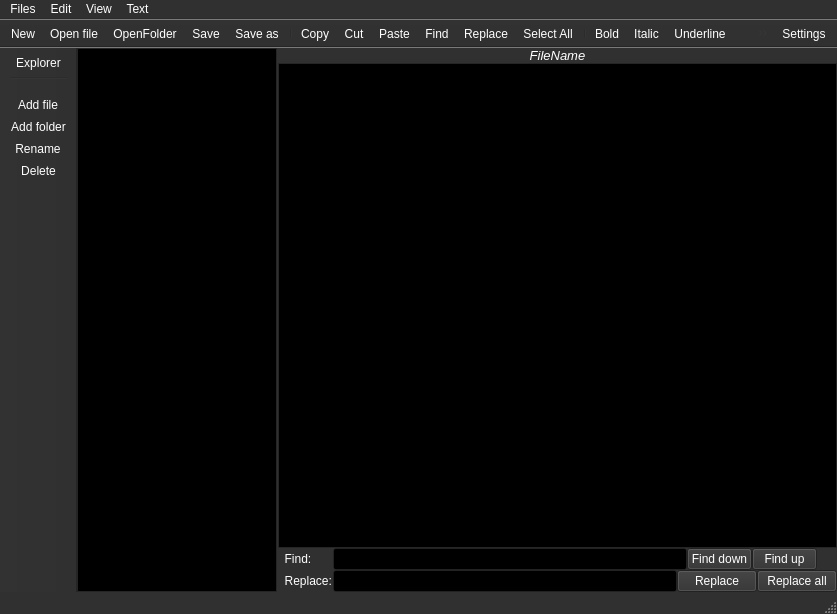
Qt form mainwindow.ui (vorobeyka/TextEditor) before a commit.
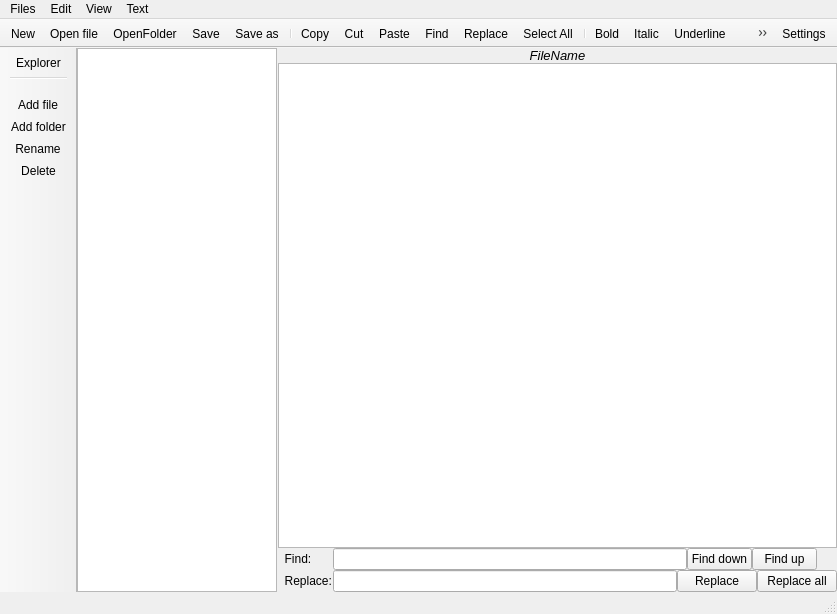
The same form after that commit. Icons and pictures are not drawn.

Diff of the .ui file:
```diff
--- a/mainwindow.ui
+++ b/mainwindow.ui
@@ -16,448 +16,6 @@
     <height>480</height>
    </size>
   </property>
-  <property name="palette">
-   <palette>
-    <active>
-     <colorrole role="WindowText">
-      <brush brushstyle="SolidPattern">
-       <color alpha="255">
-        <red>255</red>
-        <green>255</green>
-        <blue>255</blue>
-       </color>
-      </brush>
-     </colorrole>
-     <colorrole role="Button">
-      <brush brushstyle="SolidPattern">
-       <color alpha="255">
-        <red>48</red>
-        <green>48</green>
-        <blue>48</blue>
-       </color>
-      </brush>
-     </colorrole>
-     <colorrole role="Light">
-      <brush brushstyle="SolidPattern">
-       <color alpha="255">
-        <red>72</red>
-        <green>72</green>
-        <blue>72</blue>
-       </color>
-      </brush>
-     </colorrole>
-     <colorrole role="Midlight">
-      <brush brushstyle="SolidPattern">
-       <color alpha="255">
-        <red>60</red>
-        <green>60</green>
-        <blue>60</blue>
-       </color>
-      </brush>
-     </colorrole>
-     <colorrole role="Dark">
-      <brush brushstyle="SolidPattern">
-       <color alpha="255">
-        <red>24</red>
-        <green>24</green>
-        <blue>24</blue>
-       </color>
-      </brush>
-     </colorrole>
-     <colorrole role="Mid">
-      <brush brushstyle="SolidPattern">
-       <color alpha="255">
-        <red>32</red>
-        <green>32</green>
-        <blue>32</blue>
-       </color>
-      </brush>
-     </colorrole>
-     <colorrole role="Text">
-      <brush brushstyle="SolidPattern">
-       <color alpha="255">
-        <red>255</red>
-        <green>255</green>
-        <blue>255</blue>
-       </color>
-      </brush>
-     </colorrole>
-     <colorrole role="BrightText">
-      <brush brushstyle="SolidPattern">
-       <color alpha="255">
-        <red>255</red>
-        <green>255</green>
-        <blue>255</blue>
-       </color>
-      </brush>
-     </colorrole>
-     <colorrole role="ButtonText">
-      <brush brushstyle="SolidPattern">
-       <color alpha="255">
-        <red>255</red>
-        <green>255</green>
-        <blue>255</blue>
-       </color>
-      </brush>
-     </colorrole>
-     <colorrole role="Base">
-      <brush brushstyle="SolidPattern">
-       <color alpha="255">
-        <red>0</red>
-        <green>0</green>
-        <blue>0</blue>
-       </color>
-      </brush>
-     </colorrole>
-     <colorrole role="Window">
-      <brush brushstyle="SolidPattern">
-       <color alpha="255">
-        <red>48</red>
-        <green>48</green>
-        <blue>48</blue>
-       </color>
-      </brush>
-     </colorrole>
-     <colorrole role="Shadow">
-      <brush brushstyle="SolidPattern">
-       <color alpha="255">
-        <red>0</red>
-        <green>0</green>
-        <blue>0</blue>
-       </color>
-      </brush>
-     </colorrole>
-     <colorrole role="AlternateBase">
-      <brush brushstyle="SolidPattern">
-       <color alpha="255">
-        <red>24</red>
-        <green>24</green>
-        <blue>24</blue>
-       </color>
-      </brush>
-     </colorrole>
-     <colorrole role="ToolTipBase">
-      <brush brushstyle="SolidPattern">
-       <color alpha="255">
-        <red>255</red>
-        <green>255</green>
-        <blue>220</blue>
-       </color>
-      </brush>
-     </colorrole>
-     <colorrole role="ToolTipText">
-      <brush brushstyle="SolidPattern">
-       <color alpha="255">
-        <red>0</red>
-        <green>0</green>
-        <blue>0</blue>
-       </color>
-      </brush>
-     </colorrole>
-     <colorrole role="PlaceholderText">
-      <brush brushstyle="SolidPattern">
-       <color alpha="128">
-        <red>255</red>
-        <green>255</green>
-        <blue>255</blue>
-       </color>
-      </brush>
-     </colorrole>
-    </active>
-    <inactive>
-     <colorrole role="WindowText">
-      <brush brushstyle="SolidPattern">
-       <color alpha="255">
-        <red>255</red>
-        <green>255</green>
-        <blue>255</blue>
-       </color>
-      </brush>
-     </colorrole>
-     <colorrole role="Button">
-      <brush brushstyle="SolidPattern">
-       <color alpha="255">
-        <red>48</red>
-        <green>48</green>
-        <blue>48</blue>
-       </color>
-      </brush>
-     </colorrole>
-     <colorrole role="Light">
-      <brush brushstyle="SolidPattern">
-       <color alpha="255">
-        <red>72</red>
-        <green>72</green>
-        <blue>72</blue>
-       </color>
-      </brush>
-     </colorrole>
-     <colorrole role="Midlight">
-      <brush brushstyle="SolidPattern">
-       <color alpha="255">
-        <red>60</red>
-        <green>60</green>
-        <blue>60</blue>
-       </color>
-      </brush>
-     </colorrole>
-     <colorrole role="Dark">
-      <brush brushstyle="SolidPattern">
-       <color alpha="255">
-        <red>24</red>
-        <green>24</green>
-        <blue>24</blue>
-       </color>
-      </brush>
-     </colorrole>
-     <colorrole role="Mid">
-      <brush brushstyle="SolidPattern">
-       <color alpha="255">
-        <red>32</red>
-        <green>32</green>
-        <blue>32</blue>
-       </color>
-      </brush>
-     </colorrole>
-     <colorrole role="Text">
-      <brush brushstyle="SolidPattern">
-       <color alpha="255">
-        <red>255</red>
-        <green>255</green>
-        <blue>255</blue>
-       </color>
-      </brush>
-     </colorrole>
-     <colorrole role="BrightText">
-      <brush brushstyle="SolidPattern">
-       <color alpha="255">
-        <red>255</red>
-        <green>255</green>
-        <blue>255</blue>
-       </color>
-      </brush>
-     </colorrole>
-     <colorrole role="ButtonText">
-      <brush brushstyle="SolidPattern">
-       <color alpha="255">
-        <red>255</red>
-        <green>255</green>
-        <blue>255</blue>
-       </color>
-      </brush>
-     </colorrole>
-     <colorrole role="Base">
-      <brush brushstyle="SolidPattern">
-       <color alpha="255">
-        <red>0</red>
-        <green>0</green>
-        <blue>0</blue>
-       </color>
-      </brush>
-     </colorrole>
-     <colorrole role="Window">
-      <brush brushstyle="SolidPattern">
-       <color alpha="255">
-        <red>48</red>
-        <green>48</green>
-        <blue>48</blue>
-       </color>
-      </brush>
-     </colorrole>
-     <colorrole role="Shadow">
-      <brush brushstyle="SolidPattern">
-       <color alpha="255">
-        <red>0</red>
-        <green>0</green>
-        <blue>0</blue>
-       </color>
-      </brush>
-     </colorrole>
-     <colorrole role="AlternateBase">
-      <brush brushstyle="SolidPattern">
-       <color alpha="255">
-        <red>24</red>
-        <green>24</green>
-        <blue>24</blue>
-       </color>
-      </brush>
-     </colorrole>
-     <colorrole role="ToolTipBase">
-      <brush brushstyle="SolidPattern">
-       <color alpha="255">
-        <red>255</red>
-        <green>255</green>
-        <blue>220</blue>
-       </color>
-      </brush>
-     </colorrole>
-     <colorrole role="ToolTipText">
-      <brush brushstyle="SolidPattern">
-       <color alpha="255">
-        <red>0</red>
-        <green>0</green>
-        <blue>0</blue>
-       </color>
-      </brush>
-     </colorrole>
-     <colorrole role="PlaceholderText">
-      <brush brushstyle="SolidPattern">
-       <color alpha="128">
-        <red>255</red>
-        <green>255</green>
-        <blue>255</blue>
-       </color>
-      </brush>
-     </colorrole>
-    </inactive>
-    <disabled>
-     <colorrole role="WindowText">
-      <brush brushstyle="SolidPattern">
-       <color alpha="255">
-        <red>24</red>
-        <green>24</green>
-        <blue>24</blue>
-       </color>
-      </brush>
-     </colorrole>
-     <colorrole role="Button">
-      <brush brushstyle="SolidPattern">
-       <color alpha="255">
-        <red>48</red>
-        <green>48</green>
-        <blue>48</blue>
-       </color>
-      </brush>
-     </colorrole>
-     <colorrole role="Light">
-      <brush brushstyle="SolidPattern">
-       <color alpha="255">
-        <red>72</red>
-        <green>72</green>
-        <blue>72</blue>
-       </color>
-      </brush>
-     </colorrole>
-     <colorrole role="Midlight">
-      <brush brushstyle="SolidPattern">
-       <color alpha="255">
-        <red>60</red>
-        <green>60</green>
-        <blue>60</blue>
-       </color>
-      </brush>
-     </colorrole>
-     <colorrole role="Dark">
-      <brush brushstyle="SolidPattern">
-       <color alpha="255">
-        <red>24</red>
-        <green>24</green>
-        <blue>24</blue>
-       </color>
-      </brush>
-     </colorrole>
-     <colorrole role="Mid">
-      <brush brushstyle="SolidPattern">
-       <color alpha="255">
-        <red>32</red>
-        <green>32</green>
-        <blue>32</blue>
-       </color>
-      </brush>
-     </colorrole>
-     <colorrole role="Text">
-      <brush brushstyle="SolidPattern">
-       <color alpha="255">
-        <red>24</red>
-        <green>24</green>
-        <blue>24</blue>
-       </color>
-      </brush>
-     </colorrole>
-     <colorrole role="BrightText">
-      <brush brushstyle="SolidPattern">
-       <color alpha="255">
-        <red>255</red>
-        <green>255</green>
-        <blue>255</blue>
-       </color>
-      </brush>
-     </colorrole>
-     <colorrole role="ButtonText">
-      <brush brushstyle="SolidPattern">
-       <color alpha="255">
-        <red>24</red>
-        <green>24</green>
-        <blue>24</blue>
-       </color>
-      </brush>
-     </colorrole>
-     <colorrole role="Base">
-      <brush brushstyle="SolidPattern">
-       <color alpha="255">
-        <red>48</red>
-        <green>48</green>
-        <blue>48</blue>
-       </color>
-      </brush>
-     </colorrole>
-     <colorrole role="Window">
-      <brush brushstyle="SolidPattern">
-       <color alpha="255">
-        <red>48</red>
-        <green>48</green>
-        <blue>48</blue>
-       </color>
-      </brush>
-     </colorrole>
-     <colorrole role="Shadow">
-      <brush brushstyle="SolidPattern">
-       <color alpha="255">
-        <red>0</red>
-        <green>0</green>
-        <blue>0</blue>
-       </color>
-      </brush>
-     </colorrole>
-     <colorrole role="AlternateBase">
-      <brush brushstyle="SolidPattern">
-       <color alpha="255">
-        <red>48</red>
-        <green>48</green>
-        <blue>48</blue>
-       </color>
-      </brush>
-     </colorrole>
-     <colorrole role="ToolTipBase">
-      <brush brushstyle="SolidPattern">
-       <color alpha="255">
-        <red>255</red>
-        <green>255</green>
-        <blue>220</blue>
-       </color>
-      </brush>
-     </colorrole>
-     <colorrole role="ToolTipText">
-      <brush brushstyle="SolidPattern">
-       <color alpha="255">
-        <red>0</red>
-        <green>0</green>
-        <blue>0</blue>
-       </color>
-      </brush>
-     </colorrole>
-     <colorrole role="PlaceholderText">
-      <brush brushstyle="SolidPattern">
-       <color alpha="128">
-        <red>255</red>
-        <green>255</green>
-        <blue>255</blue>
-       </color>
-      </brush>
-     </colorrole>
-    </disabled>
-   </palette>
-  </property>
   <property name="windowTitle">
    <string>MainWindow</string>
   </property>
@@ -491,6 +49,9 @@
           <height>16777215</height>
          </size>
         </property>
+        <attribute name="headerVisible">
+         <bool>false</bool>
+        </attribute>
        </widget>
       </item>
       <item>
```
